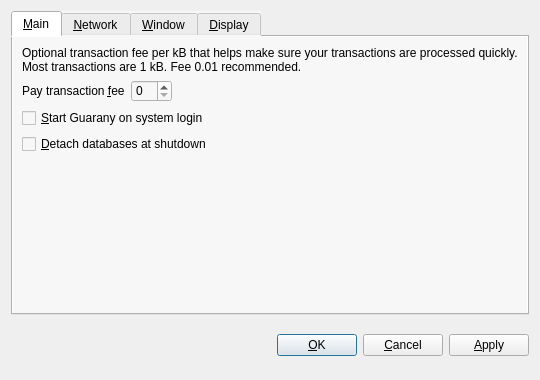
First picture: the form in src/qt/forms/optionsdialog.ui, repository reappergrimd/Guarany, before the edit.
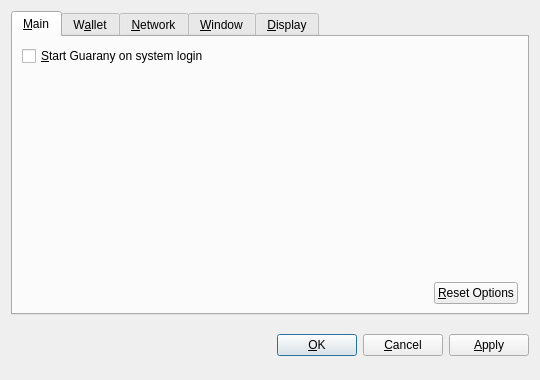
Second picture: the form after the edit. Custom widgets are drawn as their Qt base class.

```diff
--- a/src/qt/forms/optionsdialog.ui
+++ b/src/qt/forms/optionsdialog.ui
@@ -19,9 +19,6 @@
   <layout class="QVBoxLayout" name="verticalLayout">
    <item>
     <widget class="QTabWidget" name="tabWidget">
-     <property name="styleSheet">
-      <string notr="true">background-color: rgb(247, 247, 247);</string>
-     </property>
      <property name="tabPosition">
       <enum>QTabWidget::North</enum>
      </property>
@@ -34,9 +31,69 @@
       </attribute>
       <layout class="QVBoxLayout" name="verticalLayout_Main">
        <item>
+        <widget class="QCheckBox" name="bitcoinAtStartup">
+         <property name="toolTip">
+          <string>Automatically start Guarany after logging in to the system.</string>
+         </property>
+         <property name="text">
+          <string>&amp;Start Guarany on system login</string>
+         </property>
+        </widget>
+       </item>
+       <item>
+        <spacer name="verticalSpacer_Main">
+         <property name="orientation">
+          <enum>Qt::Vertical</enum>
+         </property>
+         <property name="sizeHint" stdset="0">
+          <size>
+           <width>20</width>
+           <height>40</height>
+          </size>
+         </property>
+        </spacer>
+       </item>
+       <item>
+        <layout class="QHBoxLayout" name="horizontalLayout_2_Main">
+         <item>
+          <spacer name="horizontalSpacer_2_Main">
+           <property name="orientation">
+            <enum>Qt::Horizontal</enum>
+           </property>
+           <property name="sizeHint" stdset="0">
+            <size>
+             <width>40</width>
+             <height>20</height>
+            </size>
+           </property>
+          </spacer>
+         </item>
+         <item>
+          <widget class="QPushButton" name="resetButton">
+           <property name="toolTip">
+            <string>Reset all client options to default.</string>
+           </property>
+           <property name="text">
+            <string>&amp;Reset Options</string>
+           </property>
+           <property name="autoDefault">
+            <bool>false</bool>
+           </property>
+          </widget>
+         </item>
+        </layout>
+       </item>
+      </layout>
+     </widget>
+     <widget class="QWidget" name="tabWallet">
+      <attribute name="title">
+       <string>W&amp;allet</string>
+      </attribute>
+      <layout class="QVBoxLayout" name="verticalLayout_Network">
+       <item>
         <widget class="QLabel" name="transactionFeeInfoLabel">
          <property name="text">
-          <string>Optional transaction fee per kB that helps make sure your transactions are processed quickly. Most transactions are 1 kB. Fee 0.01 recommended.</string>
+          <string>Optional transaction fee per kB that helps make sure your transactions are processed quickly. Most transactions are 1 kB.</string>
          </property>
          <property name="textFormat">
           <enum>Qt::PlainText</enum>
@@ -47,7 +104,7 @@
         </widget>
        </item>
        <item>
-        <layout class="QHBoxLayout" name="horizontalLayout_Main">
+        <layout class="QHBoxLayout" name="horizontalLayout_1_Main">
          <item>
           <widget class="QLabel" name="transactionFeeLabel">
            <property name="text">
@@ -65,7 +122,7 @@
           <widget class="BitcoinAmountField" name="transactionFee"/>
          </item>
          <item>
-          <spacer name="horizontalSpacer_Main">
+          <spacer name="horizontalSpacer_1_Main">
            <property name="orientation">
             <enum>Qt::Horizontal</enum>
            </property>
@@ -80,27 +137,24 @@
         </layout>
        </item>
        <item>
-        <widget class="QCheckBox" name="bitcoinAtStartup">
-         <property name="toolTip">
-          <string>Automatically start Guarany after logging in to the system.</string>
-         </property>
+        <widget class="QLabel" name="label">
          <property name="text">
-          <string>&amp;Start Guarany on system login</string>
+          <string>If you disable the spending of unconfirmed change, the change from a transaction cannot be used until that transaction has at least one confirmation. This also affects how your balance is computed.</string>
          </property>
+         <property name="wordWrap">
+          <bool>true</bool>
+         </property>
         </widget>
        </item>
        <item>
-        <widget class="QCheckBox" name="detachDatabases">
-         <property name="toolTip">
-          <string>Detach block and address databases at shutdown. This means they can be moved to another data directory, but it slows down shutdown. The wallet is always detached.</string>
-         </property>
+        <widget class="QCheckBox" name="spendZeroConfChange">
          <property name="text">
-          <string>&amp;Detach databases at shutdown</string>
+          <string>Spend unconfirmed change  (experts only)</string>
          </property>
         </widget>
        </item>
        <item>
-        <spacer name="verticalSpacer_Main">
+        <spacer name="verticalSpacer">
          <property name="orientation">
           <enum>Qt::Vertical</enum>
          </property>
```
